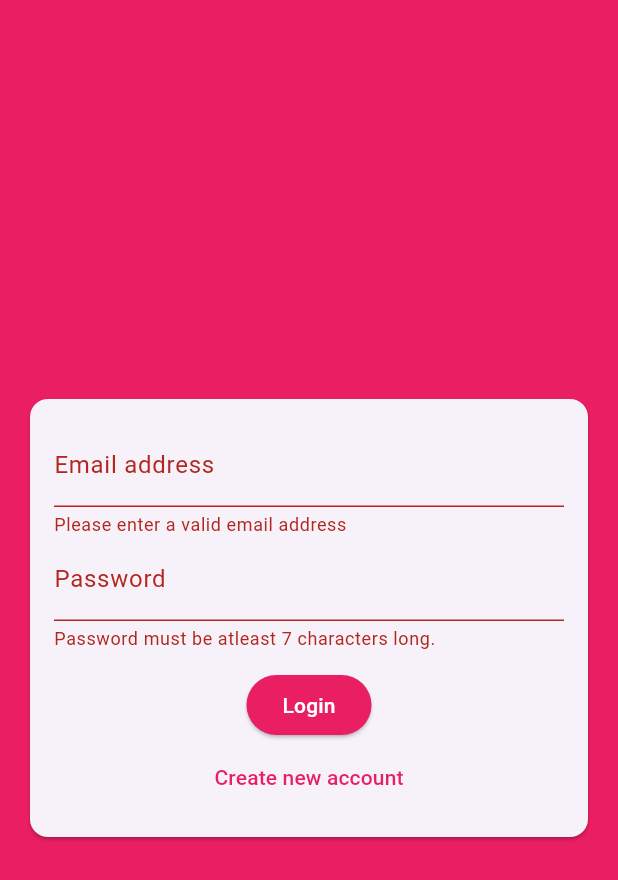
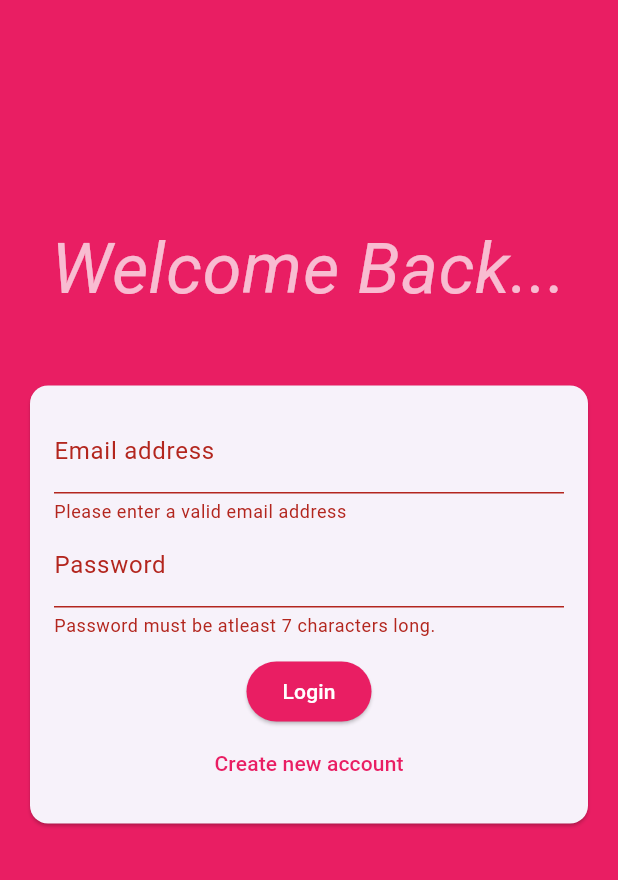
Before and after one commit to AyushSingh4321/chatApp, a Flutter app: the screen it shows after launch, after a tap on "Login", on a phone screen of 412 x 824 dp. Shown: the top 880 px of the screen. Run offline on Flutter 3.47's test engine with Material 3 defaults, Android fonts, the phone set to English and light mode, and no system bars; our stand-ins replace cloud_firestore, firebase_auth, firebase_core, firebase_storage, image_picker; missing offline and left inert: dart:ffi; accounts and stored records are empty.

```diff
--- a/lib/screens/auth_screen.dart
+++ b/lib/screens/auth_screen.dart
@@ -20,7 +20,7 @@ class _AuthScreenState extends State<AuthScreen> {
     String email,
     String password,
     String username,
-    File image,
+    File? image,
     bool isLogin,
     BuildContext ctx,
   ) async {
@@ -44,7 +44,7 @@ class _AuthScreenState extends State<AuthScreen> {
             .child('user_image')
             .child(userCredential.user!.uid + '.jpg');
 
-        await ref.putFile(image).whenComplete(() {});
+        await ref.putFile(image!).whenComplete(() {});
 
         final url = await ref.getDownloadURL();
 
--- a/lib/widgets/auth/auth_form.dart
+++ b/lib/widgets/auth/auth_form.dart
@@ -1,3 +1,4 @@
+import 'dart:ffi';
 import 'dart:io';
 import '../pickers/user_image_picker.dart';
 import 'package:flutter/material.dart';
@@ -9,7 +10,7 @@ class AuthForm extends StatefulWidget {
     String email,
     String password,
     String username,
-    File image,
+    File? image,
     bool isLogin,
     BuildContext ctx,
   ) submitFn;
@@ -32,7 +33,7 @@ class _AuthFormState extends State<AuthForm> {
   void _trySubmit() {
     final isValid = _formKey.currentState!.validate();
     FocusScope.of(context).unfocus();
-    if (_userImageFile == null && !_isLogin) {
+    if ( !_isLogin && _userImageFile == null ) {
       ScaffoldMessenger.of(context).showSnackBar(
         SnackBar(
           content: Text('Please pick an image...'),
@@ -47,7 +48,7 @@ class _AuthFormState extends State<AuthForm> {
         _userEmail,
         _userPassword.trim(),
         _userName.trim(),
-        _userImageFile!,
+        _userImageFile,
         _isLogin,
         context,
       );
@@ -56,7 +57,28 @@ class _AuthFormState extends State<AuthForm> {
 
   @override
   Widget build(BuildContext context) {
-    return Center(
+    return SingleChildScrollView(
+      child: Column(
+        children:[SizedBox(
+            height:_isLogin?120: 70,
+          ),
+
+          Center(
+            child: Container(
+              width: double.infinity,
+              padding: EdgeInsets.all(15),
+              margin: EdgeInsets.all(10),
+              child: Text(
+             _isLogin? 'Welcome Back...': 'Welcome...',
+                style: TextStyle(
+                  fontSize: _isLogin? 47 :60,
+                  color: Colors.white70,
+                  fontStyle: FontStyle.italic,
+                  // fontWeight: FontWeight.w800,
+                ),textAlign: TextAlign.center,
+              ),
+            ),
+          ), Center(
           child: Card(
             margin: EdgeInsets.all(20),
             child: SingleChildScrollView(
@@ -145,6 +167,8 @@ class _AuthFormState extends State<AuthForm> {
               ),
             ),
           ),
+        ),]
+      ),
     );
   }
 }
--- a/lib/widgets/chat/messages.dart
+++ b/lib/widgets/chat/messages.dart
@@ -37,6 +37,7 @@ class Messages extends StatelessWidget {
                   itemBuilder: (ctx, index) => MessageBubble(
                     chatDocs[index]['text'],
                     chatDocs[index]['username'],
+                    chatDocs[index]['userImage'],
                     chatDocs[index]['userId'] == futureSnapshot.data!.uid,
                     key: ValueKey(chatDocs[index].id),
                   ),
--- a/lib/widgets/chat/new_message.dart
+++ b/lib/widgets/chat/new_message.dart
@@ -24,6 +24,7 @@ class _NewMessageState extends State<NewMessage> {
       'createdAt': Timestamp.now(),
       'userId': user.uid,
       'username': userData['username'],
+      'userImage': userData['image_url'],
     });
     _controller.clear();
   }
```
Also changed, not shown: lib/widgets/chat/message_bubble.dart (+23 -7 lines). Lines whose indentation alone changed are shown as unchanged.
